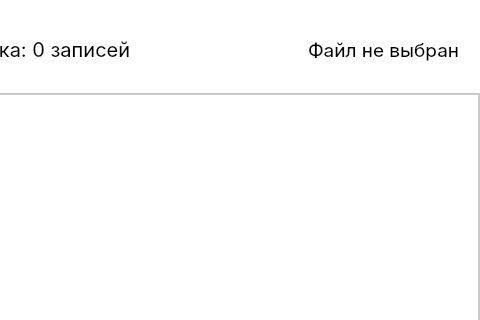
This is athletes_list_manager_app/src/ui/search_window.ui in dBurbas/my-education as Qt 5 draws it before an edit; both pictures show x 420 to 900 and y 0 to 320 of the 900 by 580 pixel window. The edited form follows.
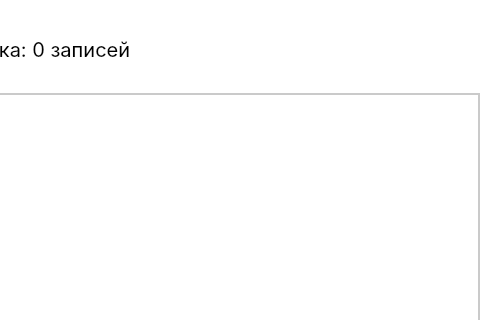
This is the edited form. Icons and pictures are not drawn.

Commit message: fix: search ui remove unused item

```diff
--- a/athletes_list_manager_app/src/ui/search_window.ui
+++ b/athletes_list_manager_app/src/ui/search_window.ui
@@ -695,21 +695,6 @@
            </property>
           </widget>
          </item>
-         <item>
-          <widget class="QLabel" name="file_name_label">
-           <property name="font">
-            <font>
-             <family>Inter</family>
-             <pointsize>14</pointsize>
-             <italic>false</italic>
-             <bold>false</bold>
-            </font>
-           </property>
-           <property name="text">
-            <string>Файл не выбран</string>
-           </property>
-          </widget>
-         </item>
         </layout>
        </widget>
       </item>
```
The commit also changes 1 other file.
